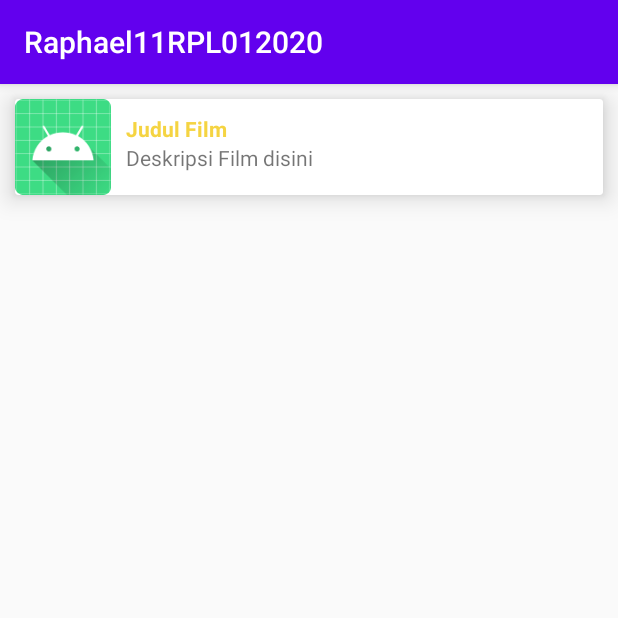
After one commit to RaphZet/Raphael11RPL012020, an Android app: the Listdata screen opened directly, with no data from a screen before it, on a phone screen of 412 x 824 dp, the top half of it. The commit adds this screen. Run offline under Robolectric (Android 15) with nearby library versions, the phone set to English and light mode, and no system bars; libraries missing offline, so code that uses them is left out: com.androidnetworking, com.androidnetworking.common, com.androidnetworking.error, com.androidnetworking.interfaces; pictures from the network do not load; 1 statement that could not run was skipped.

Commit message:
Add DataOnline in Listdata

```diff
--- a/app/build.gradle
+++ b/app/build.gradle
@@ -28,7 +28,10 @@ dependencies {
     implementation 'androidx.appcompat:appcompat:1.2.0'
     implementation 'androidx.constraintlayout:constraintlayout:1.1.3'
     testImplementation 'junit:junit:4.12'
+    implementation "androidx.recyclerview:recyclerview:1.1.0"
     androidTestImplementation 'androidx.test.ext:junit:1.1.1'
     androidTestImplementation 'androidx.test.espresso:espresso-core:3.2.0'
-
+    implementation 'com.amitshekhar.android:android-networking:1.0.2'
+    implementation 'com.github.bumptech.glide:glide:4.11.0'
+    annotationProcessor 'com.github.bumptech.glide:compiler:4.11.0'
 }
--- /dev/null
+++ b/app/src/main/java/com/example/raphael11rpl012020/DataAdapter.java
@@ -0,0 +1,118 @@
+package com.example.raphael11rpl012020;
+
+import android.util.Log;
+import android.view.ContextMenu;
+import android.view.LayoutInflater;
+import android.view.Menu;
+import android.view.MenuItem;
+import android.view.View;
+import android.view.ViewGroup;
+import android.widget.Adapter;
+import android.widget.ImageView;
+import android.widget.TextView;
+import android.widget.Toast;
+
+import androidx.annotation.NonNull;
+import androidx.cardview.widget.CardView;
+import androidx.recyclerview.widget.RecyclerView;
+
+import com.bumptech.glide.Glide;
+import com.bumptech.glide.request.target.Target;
+
+import java.util.ArrayList;
+
+import javax.security.auth.callback.Callback;
+
+public class DataAdapter extends RecyclerView.Adapter<DataAdapter.DatakuViewHolder> {
+    private ArrayList<Model> datalist;
+    private Callback callback;
+    View viewku;
+    int posku;
+
+    interface Callback {
+        void onClick(int position);
+        void test();
+
+    }
+    public DataAdapter(ArrayList<Model>datalist, Callback callback){
+        this.callback = callback;
+        this.datalist = datalist;
+        Log.d("makanan","MahasiswaAdapter: "+datalist.size()+"");
+    }
+    @NonNull
+    @Override
+    public DatakuViewHolder onCreateViewHolder( ViewGroup parent, int viewType) {
+        LayoutInflater inflater = LayoutInflater.from( parent.getContext() );
+        View view = inflater.inflate( R.layout.adapterrv, parent , false );
+        return new DatakuViewHolder( view );
+    }
+
+    @Override
+    public void onBindViewHolder(final DatakuViewHolder holder, int position) {
+        holder.txtnama.setText( datalist.get( position ).getOriginal_title());
+        holder.txtNpm.setText( datalist.get( position ).getOverview() );
+        Log.d( "makananku","onBindViewHolder: "+datalist.get( position ).poster_path );
+        Glide.with( holder.itemView )
+                .load( datalist.get( position ).getPoster_path() )
+                .override( Target.SIZE_ORIGINAL )
+                .placeholder( R.mipmap.ic_launcher )
+                .into( holder.ivprofile );
+
+    }
+
+    @Override
+    public int getItemCount() {
+        return (datalist != null)? datalist.size() : 0;
+    }
+
+
+
+    public class DatakuViewHolder extends RecyclerView.ViewHolder implements View.OnCreateContextMenuListener{
+        private TextView txtnama, txtNpm;
+        CardView card;
+        ImageView ivprofile;
+
+        public DatakuViewHolder(@NonNull View itemView) {
+            super( itemView );
+            viewku=itemView;
+            card = (CardView) itemView.findViewById( R.id.cardku );
+            ivprofile = (ImageView)itemView.findViewById( R.id.lvprofile );
+            txtnama = (TextView)itemView.findViewById( R.id.tvname );
+            txtNpm = (TextView)itemView.findViewById( R.id.tvdesc);
+            itemView.setOnCreateContextMenuListener( this );
+
+            itemView.setOnClickListener( new View.OnClickListener() {
+                @Override
+                public void onClick(View v) {
+                    callback.onClick( getAdapterPosition() );
+                }
+            } );
+
+        }
+
+        @Override
+        public void onCreateContextMenu(ContextMenu menu, View v, ContextMenu.ContextMenuInfo menuInfo) {
+            MenuItem Edit = menu.add( Menu.NONE,1,1,"Edit" );
+            MenuItem Delete = menu.add(Menu.NONE,2,2,"Delete");
+            posku = getAdapterPosition();
+            Edit.setOnMenuItemClickListener(onEditMenu );
+            Delete.setOnMenuItemClickListener( onEditMenu );
+        }
+        private MenuItem.OnMenuItemClickListener onEditMenu = new MenuItem.OnMenuItemClickListener() {
+            @Override
+            public boolean onMenuItemClick(MenuItem item) {
+                switch (item.getItemId()){
+                    case 1:
+                        Toast.makeText(viewku.getContext(),""+posku,Toast.LENGTH_SHORT).show();
+                        break;
+
+                    case 2:
+                        //Do Stuff
+                        break;
+                }
+                return true;
+            }
+        };
+
+    }
+}
--- /dev/null
+++ b/app/src/main/java/com/example/raphael11rpl012020/Listdata.java
@@ -0,0 +1,125 @@
+package com.example.raphael11rpl012020;
+
+import androidx.appcompat.app.AppCompatActivity;
+import androidx.recyclerview.widget.LinearLayoutManager;
+import androidx.recyclerview.widget.RecyclerView;
+
+import android.os.Bundle;
+import android.util.Log;
+import android.widget.ImageView;
+
+import com.androidnetworking.AndroidNetworking;
+import com.androidnetworking.common.Priority;
+import com.androidnetworking.error.ANError;
+import com.androidnetworking.interfaces.JSONObjectRequestListener;
+import com.google.gson.JsonArray;
+import com.google.gson.JsonObject;
+
+import org.json.JSONArray;
+import org.json.JSONException;
+import org.json.JSONObject;
+
+import java.util.ArrayList;
+
+public class Listdata extends AppCompatActivity {
+
+    private RecyclerView recyclerView;
+    private DataAdapter adapter;
+    private ArrayList<Model> DataArrayList; //kit add kan ke adapter
+    private ImageView tambah_data;
+    @Override
+    protected void onCreate(Bundle savedInstanceState) {
+        super.onCreate( savedInstanceState );
+        setContentView( R.layout.activity_listdata );
+        recyclerView = (RecyclerView) findViewById(R.id.rvdata);
+        addData();
+    }
+
+    void addData() {
+        //offline, isi data offline dulu
+        DataArrayList = new ArrayList<>();
+        Model data1 = new Model();
+        data1.setOriginal_title("Judul Film");
+        data1.setPoster_path("https://image.tmdb.org/t/p/w500/k68nPLbIST6NP96JmTxmZijEvCA.jpg");
+        data1.setAdult(false);
+        data1.setOverview("Deskripsi Film disini");
+        data1.setVote_count(100);
+        data1.setRelease_date("01-01-2020");
+        DataArrayList.add(data1);
+
+
+        adapter = new DataAdapter(DataArrayList, new DataAdapter.Callback() {
+            @Override
+            public void onClick(int position) {
+
+            }
+
+            @Override
+            public void test() {
+
+            }
+        });
+        RecyclerView.LayoutManager layoutManager = new LinearLayoutManager(Listdata.this);
+        recyclerView.setLayoutManager(layoutManager);
+        recyclerView.setAdapter(adapter);
+
+        adddataOnline();
+        //get data online
+
+    }
+    void adddataOnline(){
+        AndroidNetworking.get( "https://api.themoviedb.org/3/movie/now_playing?api_key=6ac7a042ac3b7599a689eb943fa0b6d0&language=en-US" )
+                .setTag( "test" )
+                .setPriority( Priority.LOW )
+                .build()
+                .getAsJSONObject( new JSONObjectRequestListener() {
+                    @Override
+                    public void onResponse(JSONObject response) {
+                        Log.d("hasiljson","onResponse: "+response.toString());
+                        DataArrayList = new ArrayList<>();
+                        Model modelku;
+                        try {
+                            Log.d("hasiljson","onResponse: "+response.toString());
+                            JSONArray jsonArray = response.getJSONArray( "results" );
+                            Log.d("hasiljson2","onResponse: "+jsonArray.toString());
+                            for (int i = 0; i < jsonArray.length(); i++) {
+                                modelku = new Model();
+                                JSONObject jsonObject = jsonArray.getJSONObject( i );
+                                modelku.setOriginal_title( jsonObject.getString( "original_title" ) );
+                                modelku.setOverview( jsonObject.getString( "overview" ) );
+                                modelku.setRelease_date( jsonObject.getString( "release_date" ) );
+                                modelku.setPoster_path( "https://image.tmdb.org/t/p/w500"+jsonObject.getString( "poster_path" ) );
+                                modelku.setAdult( jsonObject.getBoolean( "adult" ) );
+                                modelku.setVote_count( jsonObject.getInt( "vote_count" ) );
+                                DataArrayList.add(modelku);
+
+                            }
+                            adapter = new DataAdapter( DataArrayList, new DataAdapter.Callback() {
+                                @Override
+                                public void onClick(int position) {
+
+                                }
+
+                                @Override
+                                public void test() {
+
+                                }
+                            } );
+                            RecyclerView.LayoutManager layoutManager = new LinearLayoutManager(Listdata.this);
+                            recyclerView.setLayoutManager(layoutManager);
+                            recyclerView.setAdapter(adapter);
+                        } catch (JSONException e) {
+                            e.printStackTrace();
+                        }
+                    }
+
+                    @Override
+                    public void onError(ANError anError) {
+                        Log.d( "errorku","onError errorCode : "+ anError.getErrorCode() );
+                        Log.d( "errorku","onError errorCode : "+ anError.getErrorBody () );
+                        Log.d( "errorku","onError errorCode : "+ anError.getErrorDetail() );
+
+                    }
+                } );
+    }
+}
--- a/app/src/main/java/com/example/raphael11rpl012020/MainActivity.java
+++ b/app/src/main/java/com/example/raphael11rpl012020/MainActivity.java
@@ -10,11 +10,8 @@ import android.widget.Button;
 import android.widget.EditText;
 
 public class MainActivity extends AppCompatActivity {
-
-
     SharedPreferences pref;
     SharedPreferences.Editor editor;
-
     EditText txtusername;
     EditText txtpassword;
     Button btnlogin;
--- a/app/src/main/java/com/example/raphael11rpl012020/MainMenu.java
+++ b/app/src/main/java/com/example/raphael11rpl012020/MainMenu.java
@@ -1,16 +1,26 @@
 package com.example.raphael11rpl012020;
 
 import androidx.appcompat.app.AppCompatActivity;
+import androidx.cardview.widget.CardView;
 
+import android.content.Intent;
 import android.os.Bundle;
-import android.widget.Button;
-import android.widget.EditText;
+import android.view.View;
 
 public class MainMenu extends AppCompatActivity {
-
+    CardView menu1;
+    CardView menu2;
     @Override
     protected void onCreate(Bundle savedInstanceState) {
-        super.onCreate(savedInstanceState);
-        setContentView(R.layout.activity_main_menu);
+        super.onCreate( savedInstanceState );
+        setContentView( R.layout.activity_main_menu );
+        menu1 = (CardView)findViewById(R.id.menu1);
+        menu1.setOnClickListener(new View.OnClickListener() {
+            @Override
+            public void onClick(View view) {
+                startActivity(new Intent(getApplicationContext(), Listdata.class));
+            }
+        });
+        menu2 = (CardView)findViewById(R.id.menu2);
     }
 }
--- /dev/null
+++ b/app/src/main/java/com/example/raphael11rpl012020/Model.java
@@ -0,0 +1,58 @@
+package com.example.raphael11rpl012020;
+
+public class Model {
+    String original_title;
+    String release_date;
+    String poster_path;
+    Boolean adult;
+    String overview;
+    int vote_count;
+
+    public String getOriginal_title() {
+        return original_title;
+    }
+
+    public void setOriginal_title(String original_title) {
+        this.original_title = original_title;
+    }
+
+    public String getRelease_date() {
+        return release_date;
+    }
+
+    public void setRelease_date(String release_date) {
+        this.release_date = release_date;
+    }
+
+    public String getPoster_path() {
+        return poster_path;
+    }
+
+    public void setPoster_path(String poster_path) {
+        this.poster_path = poster_path;
+    }
+
+    public Boolean getAdult() {
+        return adult;
+    }
+
+    public void setAdult(Boolean adult) {
+        this.adult = adult;
+    }
+
+    public String getOverview() {
+        return overview;
+    }
+
+    public void setOverview(String overview) {
+        this.overview = overview;
+    }
+
+    public int getVote_count() {
+        return vote_count;
+    }
+
+    public void setVote_count(int vote_count) {
+        this.vote_count = vote_count;
+    }
+}
--- /dev/null
+++ b/app/src/main/res/layout/activity_listdata.xml
@@ -0,0 +1,16 @@
+<?xml version="1.0" encoding="utf-8"?>
+<LinearLayout
+    xmlns:android="http://schemas.android.com/apk/res/android"
+    xmlns:app="http://schemas.android.com/apk/res-auto"
+    xmlns:tools="http://schemas.android.com/tools"
+    android:layout_width="match_parent"
+    android:layout_height="match_parent"
+    android:orientation="vertical"
+    tools:context=".Listdata">
+
+    <androidx.recyclerview.widget.RecyclerView
+        android:id="@+id/rvdata"
+        android:layout_width="match_parent"
+        android:layout_height="match_parent"
+        />
+</LinearLayout>
--- a/app/src/main/res/layout/adapterrv.xml
+++ b/app/src/main/res/layout/adapterrv.xml
@@ -1,7 +1,7 @@
 <?xml version="1.0" encoding="utf-8"?>
 
 <androidx.cardview.widget.CardView
-
+    android:id="@+id/cardku"
     xmlns:android="http://schemas.android.com/apk/res/android"
     xmlns:app="http://schemas.android.com/apk/res-auto"
     android:layout_margin="10dp"
@@ -17,7 +17,7 @@
         android:layout_height="wrap_content">
 
         <ImageView
-            android:id="@+id/ivprofile"
+            android:id="@+id/lvprofile"
             android:src="@mipmap/ds"
             android:layout_width="64dp"
             android:layout_height="64dp"/>
```
Also changed, not shown: app/src/main/AndroidManifest.xml (+11 -6 lines).
